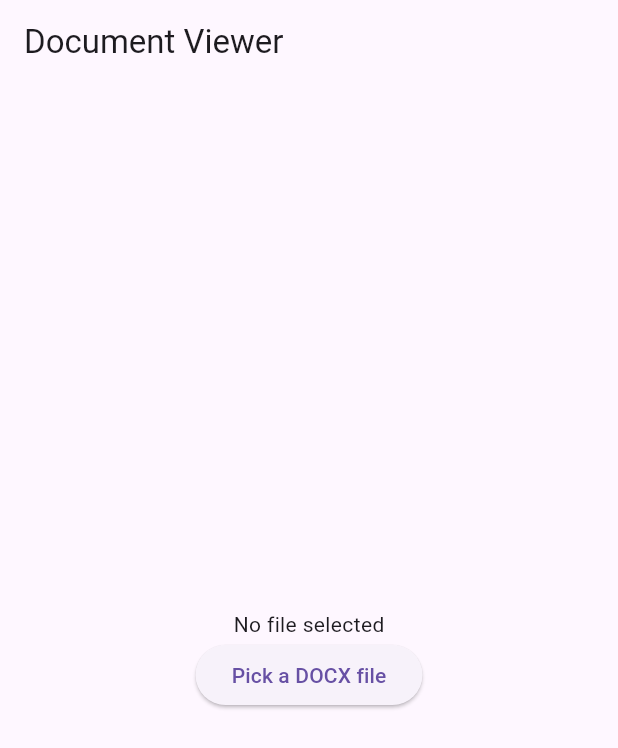
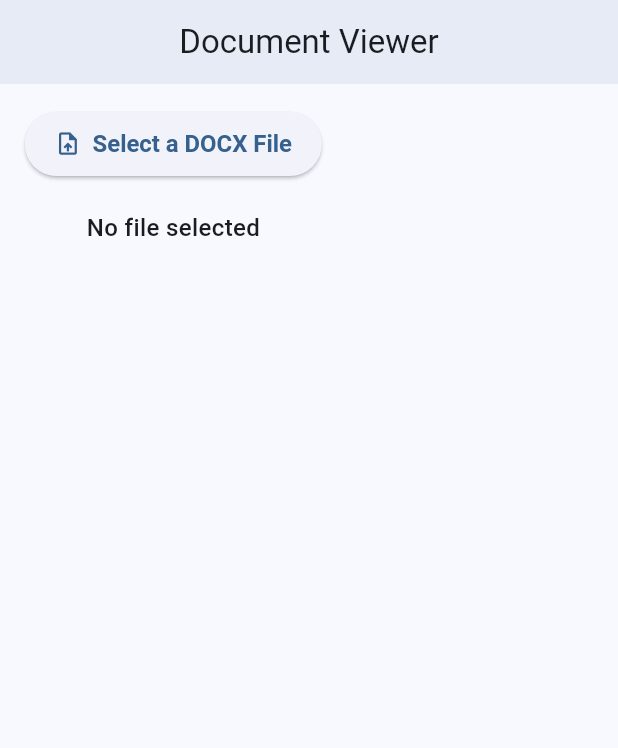
Before and after one commit to SuddyTheDad/Flutter_Doc.x_Highlighter, a Flutter app: the screen it shows after launch, on a phone screen of 412 x 824 dp. Shown: the top 748 px of the screen. Run offline on Flutter 3.47's test engine with Material 3 defaults, Android fonts, the phone set to English and light mode, and no system bars; our stand-ins replace file_picker; missing offline and left inert: docx_to_text.

Commit message:
Changed text display and built more professional UI

```diff
--- a/lib/main.dart
+++ b/lib/main.dart
@@ -11,12 +11,28 @@ class MyApp extends StatefulWidget {
   const MyApp({super.key});
 
   @override
-  _MyAppState createState() => _MyAppState();
+  MyAppState createState() => MyAppState();
 }
 
-class _MyAppState extends State<MyApp> {
+class MyAppState extends State<MyApp> with SingleTickerProviderStateMixin {
   String extractedText = "";
-  final String sentenceToHighlight = "How would you implement disaster recovery in Azure? ";
+  bool isLoading = false;
+  final String sentenceToHighlight = "How would you implement disaster recovery in Azure?";
+  late AnimationController _controller;
+  late Animation<double> _scaleAnimation;
+
+  @override
+  void initState() {
+    super.initState();
+    _controller = AnimationController(
+      vsync: this,
+      duration: const Duration(milliseconds: 300),
+      lowerBound: 0.95,
+      upperBound: 1.0,
+    )..repeat(reverse: true);
+
+    _scaleAnimation = CurvedAnimation(parent: _controller, curve: Curves.easeInOut);
+  }
 
   Future<void> pickFile() async {
     FilePickerResult? result = await FilePicker.platform.pickFiles(
@@ -33,43 +49,90 @@ class _MyAppState extends State<MyApp> {
   }
 
   Future<void> extractText(String path) async {
+    setState(() => isLoading = true);
+
     try {
       final file = File(path);
       final bytes = await file.readAsBytes();
       final text = docxToText(bytes, handleNumbering: true);
 
+      await Future.delayed(const Duration(milliseconds: 500)); // Simulate loading effect
+
       setState(() {
         extractedText = text ?? "Failed to extract text";
+        isLoading = false;
       });
     } catch (e) {
       debugPrint("Error extracting text: $e");
+      setState(() => isLoading = false);
     }
+  }
+
+  @override
+  void dispose() {
+    _controller.dispose();
+    super.dispose();
   }
 
   @override
   Widget build(BuildContext context) {
     return MaterialApp(
+      debugShowCheckedModeBanner: false,
+      theme: ThemeData(
+        colorScheme: ColorScheme.fromSeed(seedColor: Colors.blue),
+        useMaterial3: true,
+      ),
       home: Scaffold(
-        appBar: AppBar(title: const Text('Document Viewer')),
-        body: Center(
-          child: extractedText.isEmpty
-              ? Column(
-                  mainAxisAlignment: MainAxisAlignment.center,
+        appBar: AppBar(
+          title: const Text("Document Viewer"),
+          centerTitle: true,
+          elevation: 4,
+        ),
+        body: Padding(
+          padding: const EdgeInsets.all(16.0),
+          child: Column(
+            crossAxisAlignment: CrossAxisAlignment.center,
             children: [
-                    const Text("No file selected"),
-                    ElevatedButton(
+              ScaleTransition(
+                scale: _scaleAnimation,
+                child: ElevatedButton.icon(
                   onPressed: pickFile,
-                      child: const Text("Pick a DOCX file"),
+                  icon: const Icon(Icons.upload_file),
+                  label: const Text("Select a DOCX File"),
+                  style: ElevatedButton.styleFrom(
+                    padding: const EdgeInsets.symmetric(horizontal: 20, vertical: 12),
+                    textStyle: const TextStyle(fontSize: 16, fontWeight: FontWeight.bold),
                   ),
-                  ],
-                )
-              : Padding(
+                ),
+              ),
+              const SizedBox(height: 20),
+              if (isLoading)
+                const Center(child: CircularProgressIndicator())
+              else if (extractedText.isNotEmpty)
+                Expanded(
+                  child: AnimatedOpacity(
+                    opacity: extractedText.isNotEmpty ? 1.0 : 0.0,
+                    duration: const Duration(milliseconds: 600),
+                    child: Card(
+                      elevation: 3,
+                      shape: RoundedRectangleBorder(borderRadius: BorderRadius.circular(10)),
+                      child: Padding(
                         padding: const EdgeInsets.all(16.0),
                         child: SingleChildScrollView(
                           child: RichText(
                             text: highlightText(extractedText),
                           ),
                         ),
+                      ),
+                    ),
+                  ),
+                )
+              else
+                const Text(
+                  "No file selected",
+                  style: TextStyle(fontSize: 16, fontWeight: FontWeight.w500),
+                ),
+            ],
           ),
         ),
       ),
@@ -93,6 +156,9 @@ class _MyAppState extends State<MyApp> {
       spans.add(TextSpan(text: text.substring(startIndex + sentenceToHighlight.length)));
     }
 
-    return TextSpan(style: const TextStyle(color: Colors.black, fontSize: 16), children: spans);
+    return TextSpan(
+      style: const TextStyle(color: Colors.black, fontSize: 16, height: 1.5),
+      children: spans,
+    );
   }
 }
```
Lines whose indentation alone changed are shown as unchanged.
